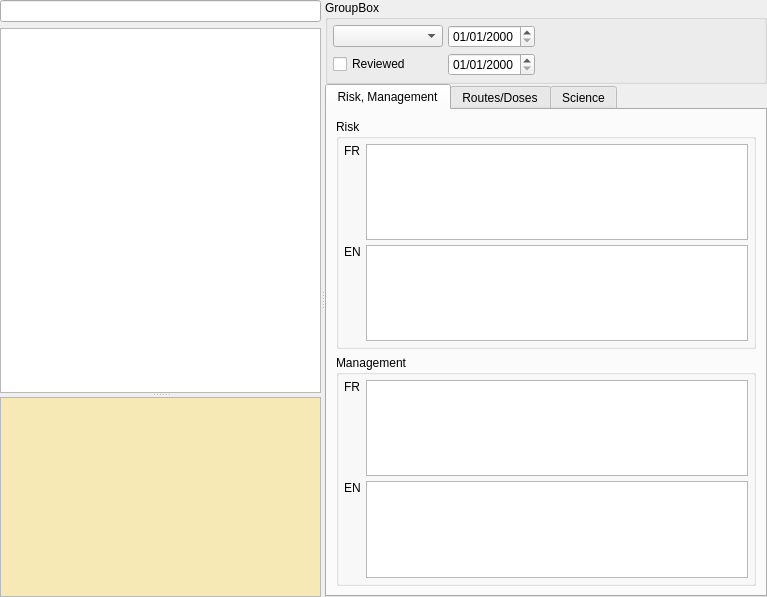
Before: the Qt Designer form freeddimanager/plugins/ddiplugin/ddi/drugdruginteractioneditorwidget.ui in FreeHealth/freehealth, drawn with Qt 5.
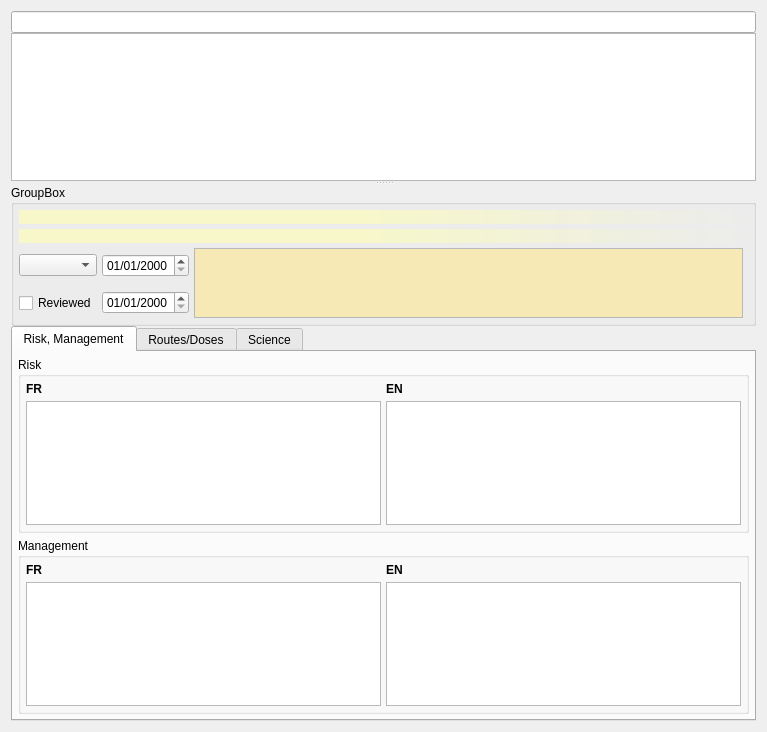
After: the same form once the commit is applied. Custom widgets are drawn as their Qt base class.

The edit to the form file:
```diff
--- a/freeddimanager/plugins/ddiplugin/ddi/drugdruginteractioneditorwidget.ui
+++ b/freeddimanager/plugins/ddiplugin/ddi/drugdruginteractioneditorwidget.ui
@@ -7,191 +7,59 @@
     <x>0</x>
     <y>0</y>
     <width>767</width>
-    <height>597</height>
+    <height>732</height>
    </rect>
   </property>
   <property name="windowTitle">
    <string>Form</string>
   </property>
   <layout class="QGridLayout" name="gridLayout_5">
-   <property name="margin">
-    <number>0</number>
-   </property>
-   <property name="spacing">
-    <number>0</number>
-   </property>
    <item row="0" column="0">
-    <widget class="Utils::MiniSplitter" name="splitter_2">
+    <widget class="QSplitter" name="splitter">
      <property name="orientation">
-      <enum>Qt::Horizontal</enum>
+      <enum>Qt::Vertical</enum>
      </property>
-     <widget class="QWidget" name="layoutWidget">
-      <layout class="QVBoxLayout" name="treeLayout">
-       <item>
-        <widget class="Utils::QButtonLineEdit" name="searchLine"/>
-       </item>
-       <item>
-        <widget class="Utils::MiniSplitter" name="splitter">
-         <property name="orientation">
-          <enum>Qt::Vertical</enum>
-         </property>
-         <widget class="QTreeView" name="treeView"/>
-         <widget class="QTextBrowser" name="humanSynthesis">
-          <property name="maximumSize">
-           <size>
-            <width>16777215</width>
-            <height>200</height>
-           </size>
-          </property>
-          <property name="palette">
-           <palette>
-            <active>
-             <colorrole role="Base">
-              <brush brushstyle="SolidPattern">
-               <color alpha="255">
-                <red>246</red>
-                <green>233</green>
-                <blue>182</blue>
-               </color>
-              </brush>
-             </colorrole>
-            </active>
-            <inactive>
-             <colorrole role="Base">
-              <brush brushstyle="SolidPattern">
-               <color alpha="255">
-                <red>246</red>
-                <green>233</green>
-                <blue>182</blue>
-               </color>
-              </brush>
-             </colorrole>
-            </inactive>
-            <disabled>
-             <colorrole role="Base">
-              <brush brushstyle="SolidPattern">
-               <color alpha="255">
-                <red>212</red>
-                <green>208</green>
-                <blue>200</blue>
-               </color>
-              </brush>
-             </colorrole>
-            </disabled>
-           </palette>
-          </property>
-          <property name="font">
-           <font>
-            <pointsize>10</pointsize>
-           </font>
-          </property>
-          <property name="textInteractionFlags">
-           <set>Qt::LinksAccessibleByKeyboard|Qt::LinksAccessibleByMouse|Qt::TextBrowserInteraction|Qt::TextSelectableByKeyboard|Qt::TextSelectableByMouse</set>
-          </property>
-          <property name="openExternalLinks">
-           <bool>true</bool>
-          </property>
-          <property name="openLinks">
-           <bool>true</bool>
-          </property>
-         </widget>
-        </widget>
-       </item>
-      </layout>
-     </widget>
-     <widget class="QWidget" name="layoutWidget2">
-      <layout class="QGridLayout" name="gridLayout__">
+     <widget class="QWidget" name="">
+      <layout class="QVBoxLayout" name="verticalLayout">
        <property name="spacing">
         <number>0</number>
        </property>
-       <item row="0" column="0">
+       <item>
         <layout class="QHBoxLayout" name="toolbarLayout">
          <property name="spacing">
           <number>0</number>
          </property>
         </layout>
        </item>
-       <item row="1" column="0">
-        <widget class="QGroupBox" name="generalGroupBox">
-         <property name="title">
-          <string>GroupBox</string>
+       <item>
+        <widget class="Utils::QButtonLineEdit" name="searchLine"/>
+       </item>
+       <item>
+        <widget class="QTableView" name="tableView">
+         <property name="alternatingRowColors">
+          <bool>true</bool>
          </property>
-         <layout class="QGridLayout" name="gridLayout">
-          <property name="margin">
-           <number>5</number>
-          </property>
-          <property name="spacing">
-           <number>5</number>
-          </property>
-          <item row="0" column="2" colspan="2">
-           <spacer name="horizontalSpacer">
-            <property name="orientation">
-             <enum>Qt::Horizontal</enum>
-            </property>
-            <property name="sizeHint" stdset="0">
-             <size>
-              <width>160</width>
-              <height>22</height>
-             </size>
-            </property>
-           </spacer>
-          </item>
-          <item row="1" column="1">
-           <widget class="QDateEdit" name="updatedOn">
-            <property name="displayFormat">
-             <string>dd/MM/yyyy</string>
-            </property>
-           </widget>
-          </item>
-          <item row="1" column="2" colspan="2">
-           <spacer name="horizontalSpacer_2">
-            <property name="orientation">
-             <enum>Qt::Horizontal</enum>
-            </property>
-            <property name="sizeHint" stdset="0">
-             <size>
-              <width>160</width>
-              <height>22</height>
-             </size>
-            </property>
-           </spacer>
-          </item>
-          <item row="1" column="0">
-           <widget class="QCheckBox" name="isReviewed">
-            <property name="minimumSize">
-             <size>
-              <width>0</width>
-              <height>22</height>
-             </size>
-            </property>
-            <property name="text">
-             <string>Reviewed</string>
-            </property>
-           </widget>
-          </item>
-          <item row="0" column="1">
-           <widget class="QDateEdit" name="createdOn">
-            <property name="sizePolicy">
-             <sizepolicy hsizetype="Fixed" vsizetype="Fixed">
-              <horstretch>0</horstretch>
-              <verstretch>0</verstretch>
-             </sizepolicy>
-            </property>
-            <property name="displayFormat">
-             <string>dd/MM/yyyy</string>
-            </property>
-           </widget>
-          </item>
-          <item row="0" column="0">
-           <widget class="QComboBox" name="comboLevel">
-            <property name="sizeAdjustPolicy">
-             <enum>QComboBox::AdjustToContents</enum>
-            </property>
-           </widget>
-          </item>
-         </layout>
+         <property name="selectionMode">
+          <enum>QAbstractItemView::SingleSelection</enum>
+         </property>
+         <property name="selectionBehavior">
+          <enum>QAbstractItemView::SelectRows</enum>
+         </property>
+         <property name="verticalScrollMode">
+          <enum>QAbstractItemView::ScrollPerPixel</enum>
+         </property>
+         <property name="horizontalScrollMode">
+          <enum>QAbstractItemView::ScrollPerPixel</enum>
+         </property>
         </widget>
        </item>
+      </layout>
+     </widget>
+     <widget class="QWidget" name="layoutWidget2">
+      <layout class="QGridLayout" name="gridLayout__">
+       <property name="spacing">
+        <number>0</number>
+       </property>
        <item row="2" column="0">
         <widget class="QTabWidget" name="tabWidget">
          <property name="currentIndex">
@@ -202,6 +70,12 @@
            <string>Risk, Management</string>
           </attribute>
           <layout class="QGridLayout" name="gridLayout_4">
+           <property name="margin">
+            <number>5</number>
+           </property>
+           <property name="spacing">
+            <number>5</number>
+           </property>
            <item row="0" column="0">
             <widget class="QGroupBox" name="groupBox">
              <property name="enabled">
@@ -217,28 +91,14 @@
               <property name="spacing">
                <number>5</number>
               </property>
-              <item row="3" column="1">
-               <widget class="QTextEdit" name="risk_en">
-                <property name="sizePolicy">
-                 <sizepolicy hsizetype="Expanding" vsizetype="Preferred">
-                  <horstretch>0</horstretch>
-                  <verstretch>0</verstretch>
-                 </sizepolicy>
-                </property>
-               </widget>
-              </item>
-              <item row="1" column="1">
-               <widget class="QTextEdit" name="risk">
-                <property name="sizePolicy">
-                 <sizepolicy hsizetype="Expanding" vsizetype="Preferred">
-                  <horstretch>0</horstretch>
-                  <verstretch>0</verstretch>
-                 </sizepolicy>
-                </property>
-               </widget>
-              </item>
               <item row="1" column="0">
                <widget class="QLabel" name="label">
+                <property name="font">
+                 <font>
+                  <weight>75</weight>
+                  <bold>true</bold>
+                 </font>
+                </property>
                 <property name="text">
                  <string notr="true">FR</string>
                 </property>
@@ -247,8 +107,24 @@
                 </property>
                </widget>
               </item>
-              <item row="3" column="0">
+              <item row="2" column="0">
+               <widget class="QTextEdit" name="risk">
+                <property name="sizePolicy">
+                 <sizepolicy hsizetype="Expanding" vsizetype="Preferred">
+                  <horstretch>0</horstretch>
+                  <verstretch>0</verstretch>
+                 </sizepolicy>
+                </property>
+               </widget>
+              </item>
+              <item row="1" column="1">
                <widget class="QLabel" name="label_2">
+                <property name="font">
+                 <font>
+                  <weight>75</weight>
+                  <bold>true</bold>
+                 </font>
+                </property>
                 <property name="text">
                  <string notr="true">EN</string>
                 </property>
@@ -257,6 +133,16 @@
                 </property>
                </widget>
               </item>
+              <item row="2" column="1">
+               <widget class="QTextEdit" name="risk_en">
+                <property name="sizePolicy">
+                 <sizepolicy hsizetype="Expanding" vsizetype="Preferred">
+                  <horstretch>0</horstretch>
+                  <verstretch>0</verstretch>
+                 </sizepolicy>
+                </property>
+               </widget>
+              </item>
              </layout>
             </widget>
            </item>
@@ -275,21 +161,14 @@
               <property name="spacing">
                <number>5</number>
               </property>
-              <item row="0" column="1">
-               <widget class="QTextEdit" name="management">
-                <property name="sizePolicy">
-                 <sizepolicy hsizetype="Expanding" vsizetype="Preferred">
-                  <horstretch>0</horstretch>
-                  <verstretch>0</verstretch>
-                 </sizepolicy>
-                </property>
-               </widget>
-              </item>
-              <item row="3" column="1">
-               <widget class="QTextEdit" name="management_en"/>
-              </item>
               <item row="0" column="0">
                <widget class="QLabel" name="label_3">
+                <property name="font">
+                 <font>
+                  <weight>75</weight>
+                  <bold>true</bold>
+                 </font>
+                </property>
                 <property name="text">
                  <string notr="true">FR</string>
                 </property>
@@ -298,8 +177,24 @@
                 </property>
                </widget>
               </item>
-              <item row="3" column="0">
+              <item row="1" column="0">
+               <widget class="QTextEdit" name="management">
+                <property name="sizePolicy">
+                 <sizepolicy hsizetype="Expanding" vsizetype="Preferred">
+                  <horstretch>0</horstretch>
+                  <verstretch>0</verstretch>
+                 </sizepolicy>
+                </property>
+               </widget>
+              </item>
+              <item row="0" column="1">
                <widget class="QLabel" name="label_4">
+                <property name="font">
+                 <font>
+                  <weight>75</weight>
+                  <bold>true</bold>
+                 </font>
+                </property>
                 <property name="text">
                  <string notr="true">EN</string>
                 </property>
@@ -308,6 +203,9 @@
                 </property>
                </widget>
               </item>
+              <item row="1" column="1">
+               <widget class="QTextEdit" name="management_en"/>
+              </item>
              </layout>
             </widget>
            </item>
@@ -319,7 +217,7 @@
           </attribute>
           <layout class="QGridLayout" name="gridLayout_11">
            <item row="0" column="0" colspan="2">
-            <widget class="QLabel" name="firstInteractorLabel">
+            <widget class="QLabel" name="firstInteractor2">
              <property name="font">
               <font>
                <weight>75</weight>
@@ -334,6 +232,9 @@
              </property>
             </widget>
            </item>
+           <item row="2" column="1">
+            <widget class="QListView" name="listViewFirstInteractorRoute"/>
+           </item>
            <item row="1" column="0" colspan="2">
             <layout class="QGridLayout" name="gridLayout_7">
              <item row="0" column="0">
@@ -410,26 +311,10 @@
              </property>
             </spacer>
            </item>
-           <item row="2" column="1">
-            <widget class="QListView" name="listViewFirstInteractorRoute"/>
+           <item row="2" column="4">
+            <widget class="QListView" name="listViewSecondInteractorRoute"/>
            </item>
-           <item row="3" column="0" colspan="2">
-            <widget class="QLabel" name="secondInteractorLabel">
-             <property name="font">
-              <font>
-               <weight>75</weight>
-               <bold>true</bold>
-              </font>
-             </property>
-             <property name="styleSheet">
-              <string notr="true">background:qlineargradient(spread:pad, x1:0, y1:0, x2:1, y2:0, stop:0.464 rgba(255, 255, 176, 149), stop:1 rgba(255, 255, 255, 0))</string>
-             </property>
-             <property name="text">
-              <string/>
-             </property>
-            </widget>
-           </item>
-           <item row="4" column="0" colspan="2">
+           <item row="1" column="2" colspan="3">
             <layout class="QGridLayout" name="gridLayout_12">
              <item row="0" column="0">
               <widget class="QCheckBox" name="secondDoseUsesFrom">
@@ -489,7 +374,23 @@
              </item>
             </layout>
            </item>
-           <item row="5" column="0">
+           <item row="0" column="2" colspan="3">
+            <widget class="QLabel" name="secondInteractor2">
+             <property name="font">
+              <font>
+               <weight>75</weight>
+               <bold>true</bold>
+              </font>
+             </property>
+             <property name="styleSheet">
+              <string notr="true">background:qlineargradient(spread:pad, x1:0, y1:0, x2:1, y2:0, stop:0.464 rgba(255, 255, 176, 149), stop:1 rgba(255, 255, 255, 0))</string>
+             </property>
+             <property name="text">
+              <string/>
+             </property>
+            </widget>
+           </item>
+           <item row="2" column="2" colspan="2">
             <spacer name="horizontalSpacer_4">
              <property name="orientation">
               <enum>Qt::Horizontal</enum>
@@ -505,9 +406,6 @@
              </property>
             </spacer>
            </item>
-           <item row="5" column="1">
-            <widget class="QListView" name="listViewSecondInteractorRoute"/>
-           </item>
           </layout>
          </widget>
          <widget class="QWidget" name="biblioTab">
@@ -543,6 +441,148 @@
          </widget>
         </widget>
        </item>
+       <item row="0" column="0">
+        <widget class="QGroupBox" name="generalGroupBox">
+         <property name="title">
+          <string>GroupBox</string>
+         </property>
+         <layout class="QGridLayout" name="gridLayout">
+          <property name="margin">
+           <number>5</number>
+          </property>
+          <property name="spacing">
+           <number>5</number>
+          </property>
+          <item row="2" column="0">
+           <widget class="QComboBox" name="comboLevel">
+            <property name="sizeAdjustPolicy">
+             <enum>QComboBox::AdjustToContents</enum>
+            </property>
+           </widget>
+          </item>
+          <item row="2" column="2" rowspan="2">
+           <widget class="QTextBrowser" name="humanSynthesis">
+            <property name="maximumSize">
+             <size>
+              <width>16777215</width>
+              <height>200</height>
+             </size>
+            </property>
+            <property name="palette">
+             <palette>
+              <active>
+               <colorrole role="Base">
+                <brush brushstyle="SolidPattern">
+                 <color alpha="255">
+                  <red>246</red>
+                  <green>233</green>
+                  <blue>182</blue>
+                 </color>
+                </brush>
+               </colorrole>
+              </active>
+              <inactive>
+               <colorrole role="Base">
+                <brush brushstyle="SolidPattern">
+                 <color alpha="255">
+                  <red>246</red>
+                  <green>233</green>
+                  <blue>182</blue>
+                 </color>
+                </brush>
+               </colorrole>
+              </inactive>
+              <disabled>
+               <colorrole role="Base">
+                <brush brushstyle="SolidPattern">
+                 <color alpha="255">
+                  <red>212</red>
+                  <green>208</green>
+                  <blue>200</blue>
+                 </color>
+                </brush>
+               </colorrole>
+              </disabled>
+             </palette>
+            </property>
+            <property name="font">
+             <font>
+              <pointsize>10</pointsize>
+             </font>
+            </property>
+            <property name="textInteractionFlags">
+             <set>Qt::LinksAccessibleByKeyboard|Qt::LinksAccessibleByMouse|Qt::TextBrowserInteraction|Qt::TextSelectableByKeyboard|Qt::TextSelectableByMouse</set>
+            </property>
+            <property name="openExternalLinks">
+             <bool>true</bool>
+            </property>
+            <property name="openLinks">
+             <bool>true</bool>
+            </property>
+           </widget>
+          </item>
+          <item row="0" column="0" colspan="4">
+           <widget class="QLabel" name="firstInteractor">
+            <property name="font">
+             <font>
+              <weight>75</weight>
+              <bold>true</bold>
+             </font>
+            </property>
+            <property name="styleSheet">
+             <string notr="true">background:qlineargradient(spread:pad, x1:0, y1:0, x2:1, y2:0, stop:0.464 rgba(255, 255, 176, 149), stop:1 rgba(255, 255, 255, 0))</string>
+            </property>
+           </widget>
+          </item>
+          <item row="2" column="1">
+           <widget class="QDateEdit" name="createdOn">
+            <property name="sizePolicy">
+             <sizepolicy hsizetype="Fixed" vsizetype="Fixed">
+              <horstretch>0</horstretch>
+              <verstretch>0</verstretch>
+             </sizepolicy>
+            </property>
+            <property name="displayFormat">
+             <string>dd/MM/yyyy</string>
+            </property>
+           </widget>
+          </item>
+          <item row="1" column="0" colspan="4">
+           <widget class="QLabel" name="secondInteractor">
+            <property name="font">
+             <font>
+              <weight>75</weight>
+              <bold>true</bold>
+             </font>
+            </property>
+            <property name="styleSheet">
+             <string notr="true">background:qlineargradient(spread:pad, x1:0, y1:0, x2:1, y2:0, stop:0.464 rgba(255, 255, 176, 149), stop:1 rgba(255, 255, 255, 0))</string>
+            </property>
+           </widget>
+          </item>
+          <item row="3" column="1">
+           <widget class="QDateEdit" name="updatedOn">
+            <property name="displayFormat">
+             <string>dd/MM/yyyy</string>
+            </property>
+           </widget>
+          </item>
+          <item row="3" column="0">
+           <widget class="QCheckBox" name="isReviewed">
+            <property name="minimumSize">
+             <size>
+              <width>0</width>
+              <height>22</height>
+             </size>
+            </property>
+            <property name="text">
+             <string>Reviewed</string>
+            </property>
+           </widget>
+          </item>
+         </layout>
+        </widget>
+       </item>
       </layout>
      </widget>
     </widget>
@@ -560,12 +600,6 @@
    <extends>QTableView</extends>
    <header location="global">listviewplugin/tableview.h</header>
   </customwidget>
-  <customwidget>
-   <class>Utils::MiniSplitter</class>
-   <extends>QSplitter</extends>
-   <header location="global">utils/widgets/minisplitter.h</header>
-   <container>1</container>
-  </customwidget>
  </customwidgets>
  <resources/>
  <connections/>
```
